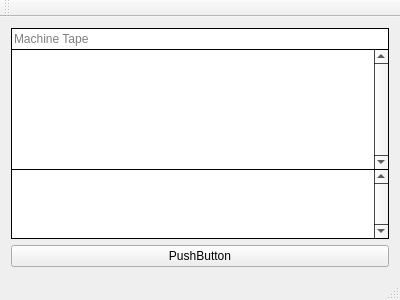
Old version of the form TuringMachine/mainwindow.ui in the repository RicardoBusta/teoria-computacao-ufc.
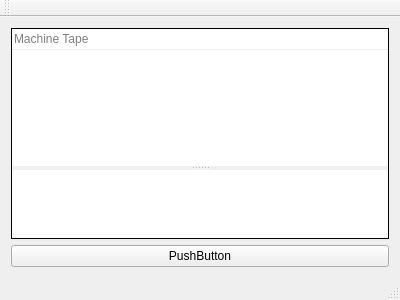
New version of the form.

Patch:
```diff
--- a/TuringMachine/mainwindow.ui
+++ b/TuringMachine/mainwindow.ui
@@ -15,75 +15,8 @@
   </property>
   <widget class="QWidget" name="centralWidget">
    <layout class="QVBoxLayout" name="verticalLayout">
-    <property name="spacing">
-     <number>6</number>
-    </property>
     <item>
      <widget class="QFrame" name="machine_programming">
-      <property name="palette">
-       <palette>
-        <active>
-         <colorrole role="Base">
-          <brush brushstyle="SolidPattern">
-           <color alpha="255">
-            <red>255</red>
-            <green>255</green>
-            <blue>255</blue>
-           </color>
-          </brush>
-         </colorrole>
-         <colorrole role="Window">
-          <brush brushstyle="SolidPattern">
-           <color alpha="255">
-            <red>0</red>
-            <green>0</green>
-            <blue>0</blue>
-           </color>
-          </brush>
-         </colorrole>
-        </active>
-        <inactive>
-         <colorrole role="Base">
-          <brush brushstyle="SolidPattern">
-           <color alpha="255">
-            <red>255</red>
-            <green>255</green>
-            <blue>255</blue>
-           </color>
-          </brush>
-         </colorrole>
-         <colorrole role="Window">
-          <brush brushstyle="SolidPattern">
-           <color alpha="255">
-            <red>0</red>
-            <green>0</green>
-            <blue>0</blue>
-           </color>
-          </brush>
-         </colorrole>
-        </inactive>
-        <disabled>
-         <colorrole role="Base">
-          <brush brushstyle="SolidPattern">
-           <color alpha="255">
-            <red>0</red>
-            <green>0</green>
-            <blue>0</blue>
-           </color>
-          </brush>
-         </colorrole>
-         <colorrole role="Window">
-          <brush brushstyle="SolidPattern">
-           <color alpha="255">
-            <red>0</red>
-            <green>0</green>
-            <blue>0</blue>
-           </color>
-          </brush>
-         </colorrole>
-        </disabled>
-       </palette>
-      </property>
       <property name="autoFillBackground">
        <bool>true</bool>
       </property>
@@ -96,7 +29,7 @@
       <property name="frameShadow">
        <enum>QFrame::Plain</enum>
       </property>
-      <layout class="QVBoxLayout" name="verticalLayout_2" stretch="0,100,1">
+      <layout class="QVBoxLayout" name="verticalLayout_2" stretch="0,0">
        <property name="spacing">
         <number>1</number>
        </property>
@@ -114,11 +47,27 @@
         </widget>
        </item>
        <item>
+        <widget class="QSplitter" name="splitter">
+         <property name="frameShape">
+          <enum>QFrame::NoFrame</enum>
+         </property>
+         <property name="orientation">
+          <enum>Qt::Vertical</enum>
+         </property>
+         <property name="opaqueResize">
+          <bool>true</bool>
+         </property>
+         <property name="handleWidth">
+          <number>4</number>
+         </property>
+         <property name="childrenCollapsible">
+          <bool>false</bool>
+         </property>
         <widget class="QTextEdit" name="machine_input">
          <property name="sizePolicy">
           <sizepolicy hsizetype="Expanding" vsizetype="Expanding">
            <horstretch>0</horstretch>
-           <verstretch>0</verstretch>
+            <verstretch>2</verstretch>
           </sizepolicy>
          </property>
          <property name="autoFillBackground">
@@ -137,7 +86,7 @@
           <number>0</number>
          </property>
          <property name="verticalScrollBarPolicy">
-          <enum>Qt::ScrollBarAlwaysOn</enum>
+           <enum>Qt::ScrollBarAsNeeded</enum>
          </property>
          <property name="lineWrapMode">
           <enum>QTextEdit::NoWrap</enum>
@@ -146,17 +95,15 @@
           <string>&lt;!DOCTYPE HTML PUBLIC &quot;-//W3C//DTD HTML 4.0//EN&quot; &quot;http://www.w3.org/TR/REC-html40/strict.dtd&quot;&gt;
 &lt;html&gt;&lt;head&gt;&lt;meta name=&quot;qrichtext&quot; content=&quot;1&quot; /&gt;&lt;style type=&quot;text/css&quot;&gt;
 p, li { white-space: pre-wrap; }
-&lt;/style&gt;&lt;/head&gt;&lt;body style=&quot; font-family:'MS Shell Dlg 2'; font-size:8.25pt; font-weight:400; font-style:normal;&quot;&gt;
-&lt;p style=&quot;-qt-paragraph-type:empty; margin-top:0px; margin-bottom:0px; margin-left:0px; margin-right:0px; -qt-block-indent:0; text-indent:0px; font-size:8pt;&quot;&gt;&lt;br /&gt;&lt;/p&gt;&lt;/body&gt;&lt;/html&gt;</string>
-         </property>
-        </widget>
-       </item>
-       <item>
+&lt;/style&gt;&lt;/head&gt;&lt;body style=&quot; font-family:'Ubuntu'; font-size:11pt; font-weight:400; font-style:normal;&quot;&gt;
+&lt;p style=&quot;-qt-paragraph-type:empty; margin-top:0px; margin-bottom:0px; margin-left:0px; margin-right:0px; -qt-block-indent:0; text-indent:0px; font-family:'MS Shell Dlg 2'; font-size:8pt;&quot;&gt;&lt;br /&gt;&lt;/p&gt;&lt;/body&gt;&lt;/html&gt;</string>
+          </property>
+         </widget>
         <widget class="QTextEdit" name="machine_debug">
          <property name="sizePolicy">
           <sizepolicy hsizetype="Expanding" vsizetype="Expanding">
            <horstretch>0</horstretch>
-           <verstretch>0</verstretch>
+            <verstretch>1</verstretch>
           </sizepolicy>
          </property>
          <property name="autoFillBackground">
@@ -172,7 +119,7 @@
           <number>0</number>
          </property>
          <property name="verticalScrollBarPolicy">
-          <enum>Qt::ScrollBarAlwaysOn</enum>
+           <enum>Qt::ScrollBarAsNeeded</enum>
          </property>
          <property name="readOnly">
           <bool>true</bool>
@@ -181,9 +128,10 @@
           <string>&lt;!DOCTYPE HTML PUBLIC &quot;-//W3C//DTD HTML 4.0//EN&quot; &quot;http://www.w3.org/TR/REC-html40/strict.dtd&quot;&gt;
 &lt;html&gt;&lt;head&gt;&lt;meta name=&quot;qrichtext&quot; content=&quot;1&quot; /&gt;&lt;style type=&quot;text/css&quot;&gt;
 p, li { white-space: pre-wrap; }
-&lt;/style&gt;&lt;/head&gt;&lt;body style=&quot; font-family:'MS Shell Dlg 2'; font-size:8.25pt; font-weight:400; font-style:normal;&quot;&gt;
-&lt;p style=&quot;-qt-paragraph-type:empty; margin-top:0px; margin-bottom:0px; margin-left:0px; margin-right:0px; -qt-block-indent:0; text-indent:0px; font-size:8pt;&quot;&gt;&lt;br /&gt;&lt;/p&gt;&lt;/body&gt;&lt;/html&gt;</string>
-         </property>
+&lt;/style&gt;&lt;/head&gt;&lt;body style=&quot; font-family:'Ubuntu'; font-size:11pt; font-weight:400; font-style:normal;&quot;&gt;
+&lt;p style=&quot;-qt-paragraph-type:empty; margin-top:0px; margin-bottom:0px; margin-left:0px; margin-right:0px; -qt-block-indent:0; text-indent:0px; font-family:'MS Shell Dlg 2'; font-size:8pt;&quot;&gt;&lt;br /&gt;&lt;/p&gt;&lt;/body&gt;&lt;/html&gt;</string>
+          </property>
+         </widget>
         </widget>
        </item>
       </layout>
```
Left out of the diff: 2 changed lines with no effect on the pictures. Lines whose indentation alone changed are shown as unchanged.
